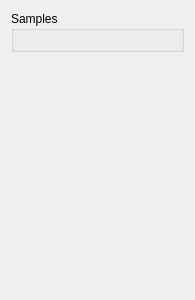
Before: the Qt Designer form bscancontrol.ui in siborion/siborion_american_scan, drawn with Qt 5.
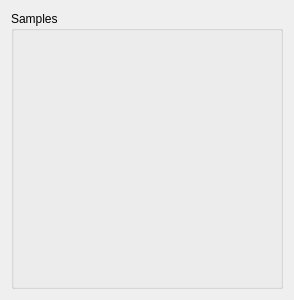
After: the same form once the commit is applied.

```diff
--- a/bscancontrol.ui
+++ b/bscancontrol.ui
@@ -6,7 +6,7 @@
    <rect>
     <x>0</x>
     <y>0</y>
-    <width>195</width>
+    <width>294</width>
     <height>300</height>
    </rect>
   </property>
@@ -23,22 +23,22 @@
       <item row="0" column="0">
        <layout class="QGridLayout" name="layoutGroupBox"/>
       </item>
+      <item row="0" column="1">
+       <widget class="QPushButton" name="pushButton_3">
+        <property name="text">
+         <string/>
+        </property>
+        <property name="default">
+         <bool>true</bool>
+        </property>
+        <property name="flat">
+         <bool>true</bool>
+        </property>
+       </widget>
+      </item>
      </layout>
     </widget>
    </item>
-   <item row="1" column="0">
-    <spacer name="verticalSpacer">
-     <property name="orientation">
-      <enum>Qt::Vertical</enum>
-     </property>
-     <property name="sizeHint" stdset="0">
-      <size>
-       <width>20</width>
-       <height>40</height>
-      </size>
-     </property>
-    </spacer>
-   </item>
   </layout>
  </widget>
  <resources/>
```
Left out of the diff: 2 changed lines with no effect on the pictures.
